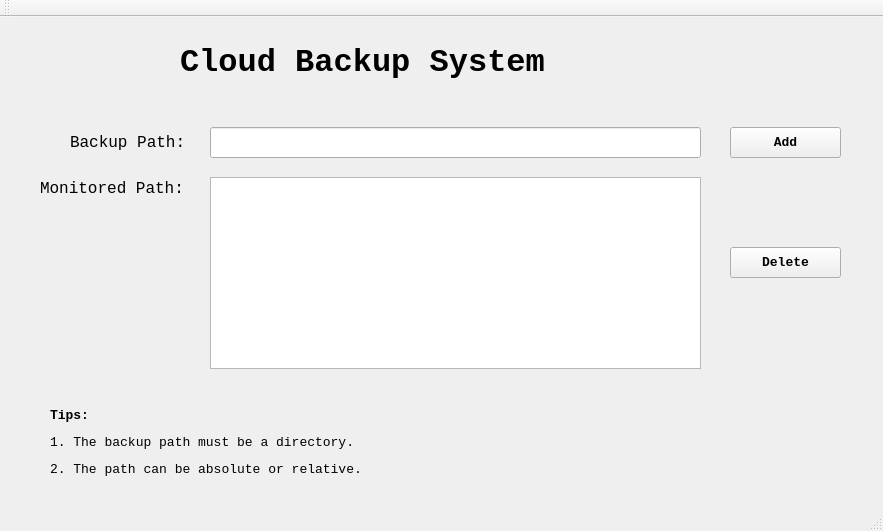
Qt form CloudBackup-Client/CloudBackup-Client/QtCloudBackupClient.ui (wuqiongjin/CloudBackUp) before a commit.
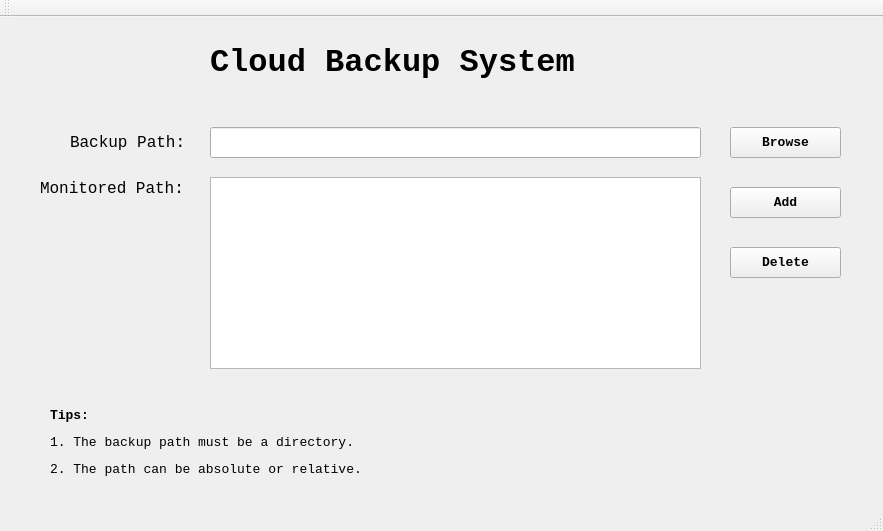
The same form after that commit. Icons and pictures are not drawn.

Commit message: Client: Add icon

Patch:
```diff
--- a/CloudBackup-Client/CloudBackup-Client/QtCloudBackupClient.ui
+++ b/CloudBackup-Client/CloudBackup-Client/QtCloudBackupClient.ui
@@ -17,7 +17,7 @@
    <widget class="QLabel" name="lb_title">
     <property name="geometry">
      <rect>
-      <x>180</x>
+      <x>210</x>
       <y>10</y>
       <width>421</width>
       <height>71</height>
@@ -92,7 +92,7 @@
     <property name="geometry">
      <rect>
       <x>730</x>
-      <y>110</y>
+      <y>170</y>
       <width>111</width>
       <height>31</height>
      </rect>
@@ -161,6 +161,27 @@
      <string>Delete</string>
     </property>
    </widget>
+   <widget class="QPushButton" name="bt_browse">
+    <property name="geometry">
+     <rect>
+      <x>730</x>
+      <y>110</y>
+      <width>111</width>
+      <height>31</height>
+     </rect>
+    </property>
+    <property name="font">
+     <font>
+      <family>Consolas</family>
+      <pointsize>10</pointsize>
+      <weight>75</weight>
+      <bold>true</bold>
+     </font>
+    </property>
+    <property name="text">
+     <string>Browse</string>
+    </property>
+   </widget>
   </widget>
   <widget class="QMenuBar" name="menuBar">
    <property name="geometry">
```
Left out of the diff: 4 changed lines with no effect on the pictures. The commit also changes 1 other file.
